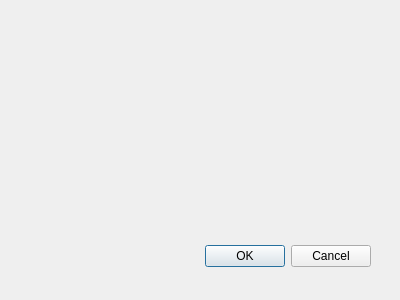
This is serSys/login.ui in Eclipsewh/SafeInfor as Qt 5 draws it before an edit. The edited form follows.
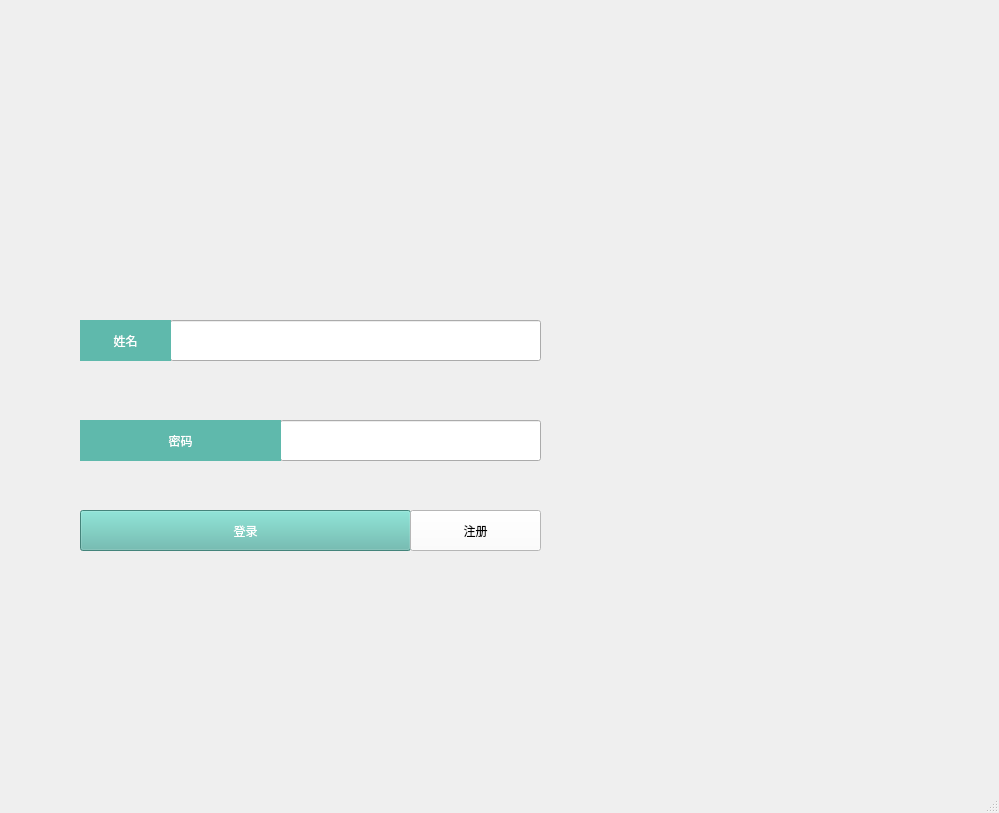
This is the edited form.

```diff
--- a/serSys/login.ui
+++ b/serSys/login.ui
@@ -1,34 +1,154 @@
 <?xml version="1.0" encoding="UTF-8"?>
 <ui version="4.0">
  <class>Login</class>
- <widget class="QDialog" name="Login">
+ <widget class="QMainWindow" name="Login">
   <property name="geometry">
    <rect>
     <x>0</x>
     <y>0</y>
-    <width>400</width>
-    <height>300</height>
+    <width>999</width>
+    <height>813</height>
    </rect>
   </property>
   <property name="windowTitle">
    <string>Dialog</string>
   </property>
-  <widget class="QDialogButtonBox" name="buttonBox">
+  <widget class="QWidget" name="centralwidget">
+   <widget class="QLineEdit" name="name">
+    <property name="geometry">
+     <rect>
+      <x>170</x>
+      <y>320</y>
+      <width>371</width>
+      <height>41</height>
+     </rect>
+    </property>
+    <property name="styleSheet">
+     <string notr="true"/>
+    </property>
+   </widget>
+   <widget class="QLineEdit" name="password">
+    <property name="geometry">
+     <rect>
+      <x>280</x>
+      <y>420</y>
+      <width>261</width>
+      <height>41</height>
+     </rect>
+    </property>
+    <property name="styleSheet">
+     <string notr="true">border-color: rgb(0, 0, 0);</string>
+    </property>
+   </widget>
+   <widget class="QPushButton" name="push">
+    <property name="geometry">
+     <rect>
+      <x>80</x>
+      <y>510</y>
+      <width>331</width>
+      <height>41</height>
+     </rect>
+    </property>
+    <property name="styleSheet">
+     <string notr="true">background-color: rgb(95, 185, 172);
+font: 8pt &quot;黑体&quot;;
+color: rgb(255, 255, 255);</string>
+    </property>
+    <property name="text">
+     <string>登录</string>
+    </property>
+   </widget>
+   <widget class="QLabel" name="label">
+    <property name="geometry">
+     <rect>
+      <x>30</x>
+      <y>30</y>
+      <width>511</width>
+      <height>311</height>
+     </rect>
+    </property>
+    <property name="text">
+     <string/>
+    </property>
+   </widget>
+   <widget class="QLabel" name="label_2">
+    <property name="geometry">
+     <rect>
+      <x>80</x>
+      <y>320</y>
+      <width>91</width>
+      <height>41</height>
+     </rect>
+    </property>
+    <property name="styleSheet">
+     <string notr="true">background-color: rgb(95, 185, 172);
+font: 8pt &quot;黑体&quot;;
+color: rgb(255, 255, 255);
+</string>
+    </property>
+    <property name="text">
+     <string>姓名</string>
+    </property>
+    <property name="alignment">
+     <set>Qt::AlignCenter</set>
+    </property>
+   </widget>
+   <widget class="QLabel" name="label_3">
+    <property name="geometry">
+     <rect>
+      <x>80</x>
+      <y>420</y>
+      <width>201</width>
+      <height>41</height>
+     </rect>
+    </property>
+    <property name="styleSheet">
+     <string notr="true">background-color: rgb(95, 185, 172);
+font: 8pt &quot;黑体&quot;;
+color: rgb(255, 255, 255);</string>
+    </property>
+    <property name="text">
+     <string>密码</string>
+    </property>
+    <property name="alignment">
+     <set>Qt::AlignCenter</set>
+    </property>
+   </widget>
+   <widget class="QPushButton" name="pushButton">
+    <property name="geometry">
+     <rect>
+      <x>410</x>
+      <y>510</y>
+      <width>131</width>
+      <height>41</height>
+     </rect>
+    </property>
+    <property name="styleSheet">
+     <string notr="true">background-color: rgb(255, 255, 255);</string>
+    </property>
+    <property name="text">
+     <string>注册</string>
+    </property>
+   </widget>
+   <zorder>label</zorder>
+   <zorder>name</zorder>
+   <zorder>password</zorder>
+   <zorder>push</zorder>
+   <zorder>label_2</zorder>
+   <zorder>label_3</zorder>
+   <zorder>pushButton</zorder>
+  </widget>
+  <widget class="QMenuBar" name="menubar">
    <property name="geometry">
     <rect>
-     <x>30</x>
-     <y>240</y>
-     <width>341</width>
-     <height>32</height>
+     <x>0</x>
+     <y>0</y>
+     <width>999</width>
+     <height>17</height>
     </rect>
    </property>
-   <property name="orientation">
-    <enum>Qt::Horizontal</enum>
-   </property>
-   <property name="standardButtons">
-    <set>QDialogButtonBox::Cancel|QDialogButtonBox::Ok</set>
-   </property>
   </widget>
+  <widget class="QStatusBar" name="statusbar"/>
  </widget>
  <resources/>
  <connections>
```
Left out of the diff: 37 changed lines with no effect on the pictures.
